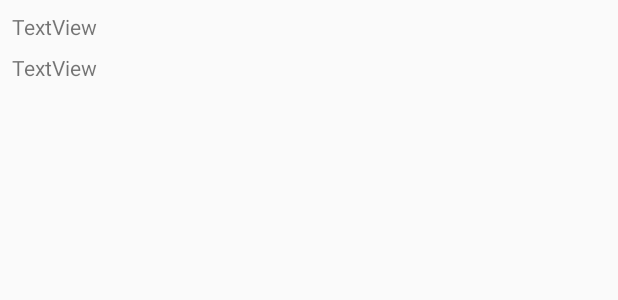
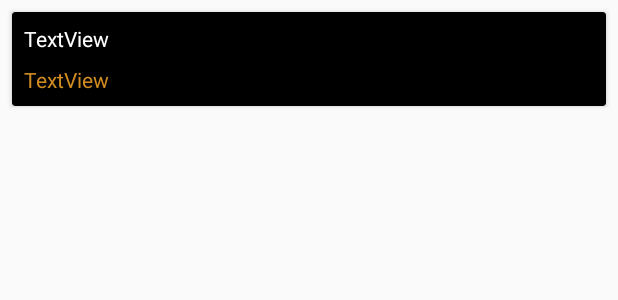
Before and after one commit to DevMobUFRJ/AppEventos, an Android app: the layout minha_semana_item.xml on its own in the app's theme, with its tools: preview values and no code run, on a phone screen of 412 x 824 dp. Shown: the top 300 px of the screen. Run offline under Robolectric (Android 15) with nearby library versions, the phone set to English and light mode, and no system bars.

Commit message:
* Layout minha semana/ + Ordenamento das atividades

```diff
--- a/app/src/main/java/devmob/semanasacademicas/Extensions.kt
+++ b/app/src/main/java/devmob/semanasacademicas/Extensions.kt
@@ -11,6 +11,10 @@ import java.util.*
 fun Timestamp.formata() = SimpleDateFormat("dd 'de' MMMM", Locale("pt", "BR")).format(this.toDate())
 
 fun Timestamp.formataDia() = SimpleDateFormat("dd MMMM',' EE ", Locale("pt", "BR")).format(this.toDate()).toUpperCase()
+
+fun Timestamp.formataMes() = SimpleDateFormat("dd MMM", Locale("pt", "BR")).format(this.toDate()).toUpperCase()
+
+fun Timestamp.formataBarra() = SimpleDateFormat("dd/MM", Locale("pt", "BR")).format(this.toDate()).toUpperCase()
 
 fun Timestamp.formataHora() = SimpleDateFormat("HH:mm", Locale("pt", "BR")).format(this.toDate())
 
--- a/app/src/main/java/devmob/semanasacademicas/activities/DetalhesAtividade.kt
+++ b/app/src/main/java/devmob/semanasacademicas/activities/DetalhesAtividade.kt
@@ -5,6 +5,7 @@ import android.support.v7.app.AppCompatActivity
 import android.os.Bundle
 import android.support.customtabs.CustomTabsIntent
 import android.support.v4.content.ContextCompat
+import android.util.Log
 import android.view.View
 import com.google.firebase.auth.FirebaseAuth
 import com.google.firebase.firestore.CollectionReference
--- a/app/src/main/java/devmob/semanasacademicas/fragments/FragmentMinhaSemana.kt
+++ b/app/src/main/java/devmob/semanasacademicas/fragments/FragmentMinhaSemana.kt
@@ -42,7 +42,11 @@ class FragmentMinhaSemana : Fragment() {
 
                     db.weeks[weekId].activities[activityId].get().addOnSuccessListener {
                         val temp = it.toObject(Atividade::class.java)!!
-                        temp.inicio.formataSemana().also {
+
+                        temp.id = activityId
+                        temp.weekId = weekId
+
+                        temp.inicio.formataBarra().also {
                             if(it !in eventosFavoritados) eventosFavoritados[it] = ArrayList()
                             eventosFavoritados[it]!!.add(temp)
                         }
--- a/app/src/main/res/layout/minha_semana_item.xml
+++ b/app/src/main/res/layout/minha_semana_item.xml
@@ -2,6 +2,16 @@
 <android.support.constraint.ConstraintLayout xmlns:android="http://schemas.android.com/apk/res/android"
                                              xmlns:app="http://schemas.android.com/apk/res-auto" xmlns:tools="http://schemas.android.com/tools" android:layout_width="match_parent"
                                              android:layout_height="wrap_content">
+
+    <android.support.v7.widget.CardView
+            android:layout_width="match_parent"
+            android:layout_height="wrap_content" android:layout_marginTop="8dp"
+            app:layout_constraintTop_toTopOf="parent" app:layout_constraintStart_toStartOf="parent"
+            android:layout_marginStart="8dp" app:layout_constraintEnd_toEndOf="parent" android:layout_marginEnd="8dp"
+            android:layout_marginBottom="8dp" app:layout_constraintBottom_toBottomOf="parent" app:cardBackgroundColor="@color/colorPrimary">
+        <android.support.constraint.ConstraintLayout
+                android:layout_width="match_parent"
+                android:layout_height="match_parent">
 
             <TextView
                     android:text="TextView"
@@ -9,12 +19,17 @@
                     android:layout_height="wrap_content"
                     android:id="@+id/textView" android:layout_marginTop="8dp"
                     app:layout_constraintTop_toTopOf="parent" app:layout_constraintStart_toStartOf="parent"
-            android:layout_marginStart="8dp"/>
+                    android:layout_marginStart="8dp" app:layout_constraintEnd_toEndOf="parent"
+                    android:layout_marginEnd="8dp" android:textColor="@color/white"/>
             <TextView
                     android:text="TextView"
                     android:layout_width="match_parent"
                     android:layout_height="wrap_content"
                     android:id="@+id/textView2" android:layout_marginTop="8dp"
                     app:layout_constraintTop_toBottomOf="@+id/textView" app:layout_constraintStart_toStartOf="parent"
-            android:layout_marginStart="8dp"/>
+                    android:layout_marginStart="8dp" android:layout_marginBottom="8dp"
+                    app:layout_constraintBottom_toBottomOf="parent" app:layout_constraintEnd_toEndOf="parent"
+                    android:layout_marginEnd="8dp" android:textColor="@color/colorSecondary"/>
         </android.support.constraint.ConstraintLayout>
+    </android.support.v7.widget.CardView>
+</android.support.constraint.ConstraintLayout>
```
Also changed, not shown: app/src/main/java/devmob/semanasacademicas/adapters/ItemsFavoritedListAdapter.kt (+12 -2 lines), app/src/main/java/devmob/semanasacademicas/adapters/ListaDeFavoritosAdapter.kt (+10 -7 lines), app/src/main/res/layout/minha_semana_dia.xml (+7 -6 lines). Lines whose indentation alone changed are shown as unchanged.
